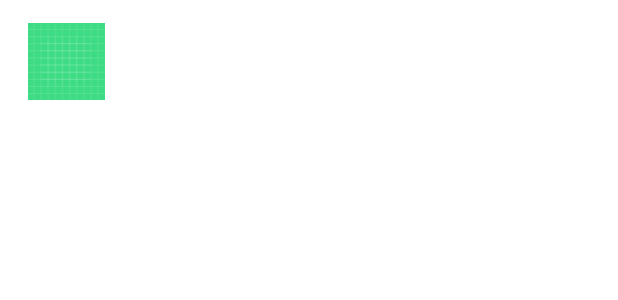
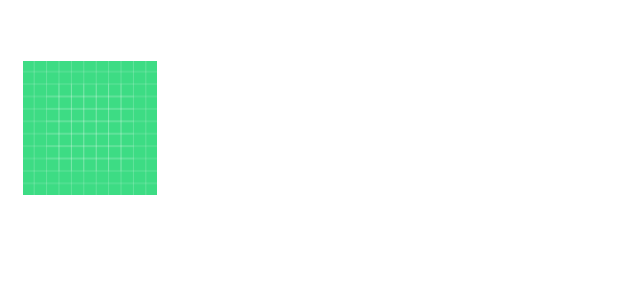
Before and after one commit to acnedelcu/MovieTracker, an Android app: the layout wishlist_view_items.xml on its own in the app's theme, with its tools: preview values and no code run, on a phone screen of 412 x 824 dp. Shown: the top 300 px of the screen. Run offline under Robolectric (Android 15) with nearby library versions, the phone set to English and light mode, and no system bars.

Commit message:
Refactored all classes

```diff
--- a/MovieManagerApp/app/src/main/java/com/example/moviemanager/HomeFragment.java
+++ b/MovieManagerApp/app/src/main/java/com/example/moviemanager/HomeFragment.java
@@ -20,8 +20,8 @@ import java.util.Date;
 
 public class HomeFragment extends Fragment {
     // Declare objects
+    private final ArrayList<Movie> movies = new ArrayList<>();
     private View view;
-    private final ArrayList<Movie> movies = new ArrayList<>();
 
     public HomeFragment() {
         // Required empty public constructor
--- a/MovieManagerApp/app/src/main/java/com/example/moviemanager/WishlistFragment.java
+++ b/MovieManagerApp/app/src/main/java/com/example/moviemanager/WishlistFragment.java
@@ -14,9 +14,8 @@ import java.util.ArrayList;
 import java.util.Date;
 
 public class WishlistFragment extends Fragment {
-
+    // Declare objects
     private final ArrayList<Movie> wishlist = new ArrayList<>();
-    // Declare objects
     private View view;
     private ListView listView = null;
 
--- a/MovieManagerApp/app/src/main/res/layout/wishlist_view_items.xml
+++ b/MovieManagerApp/app/src/main/res/layout/wishlist_view_items.xml
@@ -6,8 +6,8 @@
 
     <ImageView
         android:id="@+id/imageView"
-        android:layout_width="68dp"
-        android:layout_height="62dp"
+        android:layout_width="100dp"
+        android:layout_height="150dp"
         android:layout_margin="10dp"
         android:padding="5dp"
         app:srcCompat="@drawable/ic_launcher_background" />
@@ -18,7 +18,9 @@
         android:layout_height="wrap_content"
         android:layout_gravity="center"
         android:layout_margin="10dp"
+        android:fontFamily="@font/anaheim"
         android:padding="5dp"
         android:text="TextView"
-        android:textColor="@android:color/white" />
+        android:textColor="@android:color/white"
+        android:textSize="18sp" />
 </LinearLayout>
```
Also changed, not shown: MovieManagerApp/app/src/main/java/com/example/moviemanager/ImageAdapter.java (+2 -9 lines), MovieManagerApp/app/src/main/java/com/example/moviemanager/MoviesFragment.java (+4 -8 lines), MovieManagerApp/app/src/main/res/layout/fragment_cinemas.xml (+5 -2 lines), MovieManagerApp/app/src/main/res/layout/fragment_movies.xml (+12 -4 lines).
